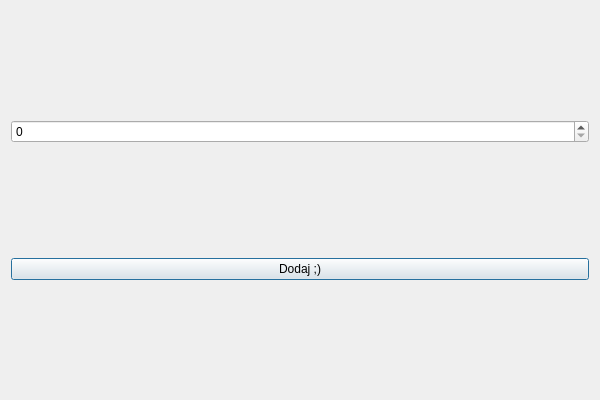
This is formDialog.ui in suwka/musicapp as Qt 5 draws it before an edit. The edited form follows.
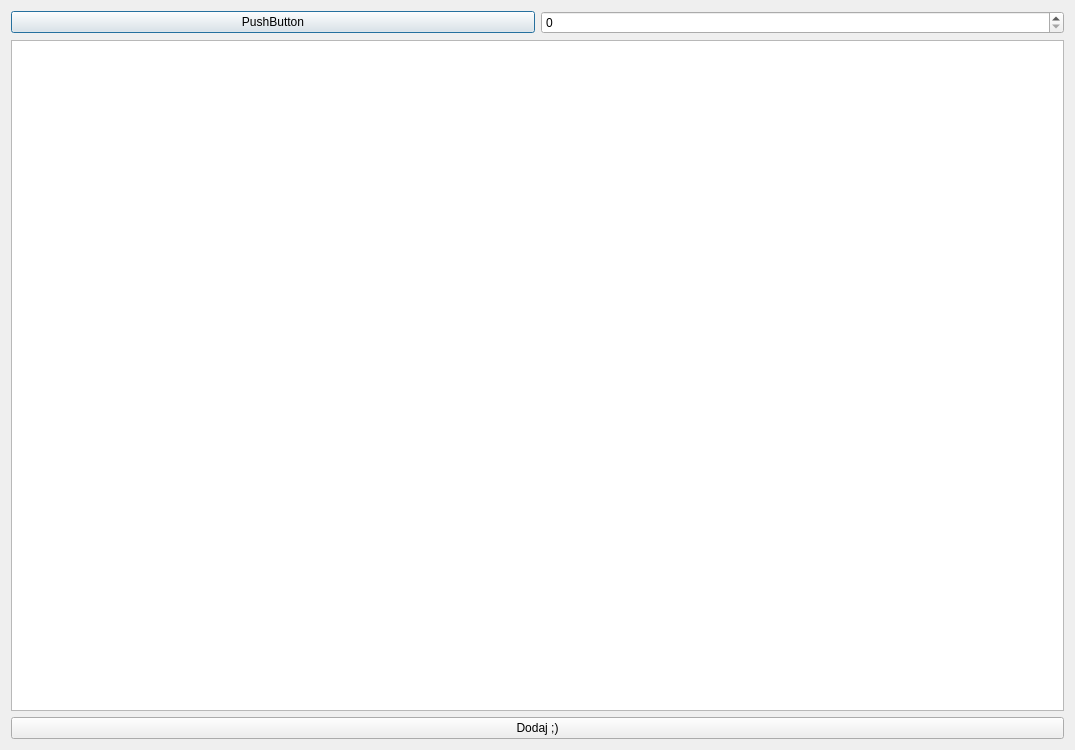
This is the edited form.

Commit message: import button elo

Diff of the .ui file:
```diff
--- a/formDialog.ui
+++ b/formDialog.ui
@@ -6,8 +6,8 @@
    <rect>
     <x>0</x>
     <y>0</y>
-    <width>600</width>
-    <height>400</height>
+    <width>1075</width>
+    <height>750</height>
    </rect>
   </property>
   <property name="windowTitle">
@@ -16,13 +16,24 @@
   <layout class="QVBoxLayout" name="verticalLayout">
    <item>
     <layout class="QHBoxLayout" name="horizontalLayout_2">
+     <item>
+      <widget class="QPushButton" name="loadButton">
+       <property name="text">
+        <string>PushButton</string>
+       </property>
+      </widget>
+     </item>
      <item>
       <widget class="QSpinBox" name="spinBox"/>
      </item>
     </layout>
    </item>
    <item>
-    <layout class="QHBoxLayout" name="horizontalLayout_3"/>
+    <layout class="QHBoxLayout" name="horizontalLayout_3">
+     <item>
+      <widget class="QListView" name="listView"/>
+     </item>
+    </layout>
    </item>
    <item>
     <layout class="QHBoxLayout" name="horizontalLayout"/>
```
The commit also changes 6 other files.
